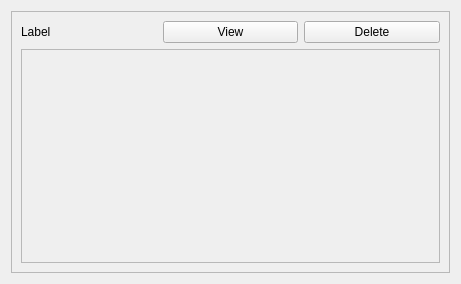
Old version of the form src/qt/widget/PatchBayItem.ui in the repository chuckfairy/Orzabal.
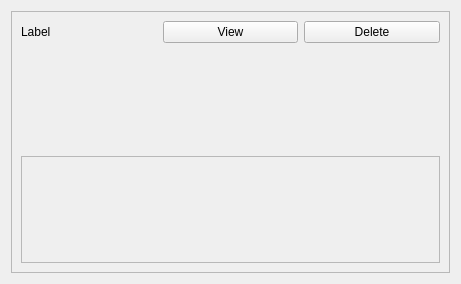
New version of the form.

What changed in the file:
```diff
--- a/src/qt/widget/PatchBayItem.ui
+++ b/src/qt/widget/PatchBayItem.ui
@@ -30,7 +30,7 @@
         </property>
        </widget>
       </item>
-      <item row="2" column="0" colspan="3">
+      <item row="3" column="0" colspan="3">
        <widget class="QScrollArea" name="scrollArea">
         <property name="widgetResizable">
          <bool>true</bool>
@@ -41,7 +41,7 @@
            <x>0</x>
            <y>0</y>
            <width>421</width>
-           <height>210</height>
+           <height>101</height>
           </rect>
          </property>
          <layout class="QGridLayout" name="gridLayout_3"/>
@@ -62,6 +62,19 @@
         </property>
        </widget>
       </item>
+      <item row="1" column="0">
+       <spacer name="verticalSpacer">
+        <property name="orientation">
+         <enum>Qt::Vertical</enum>
+        </property>
+        <property name="sizeHint" stdset="0">
+         <size>
+          <width>20</width>
+          <height>40</height>
+         </size>
+        </property>
+       </spacer>
+      </item>
      </layout>
     </widget>
    </item>
```
Left out of the diff: 4 changed lines with no effect on the pictures.
